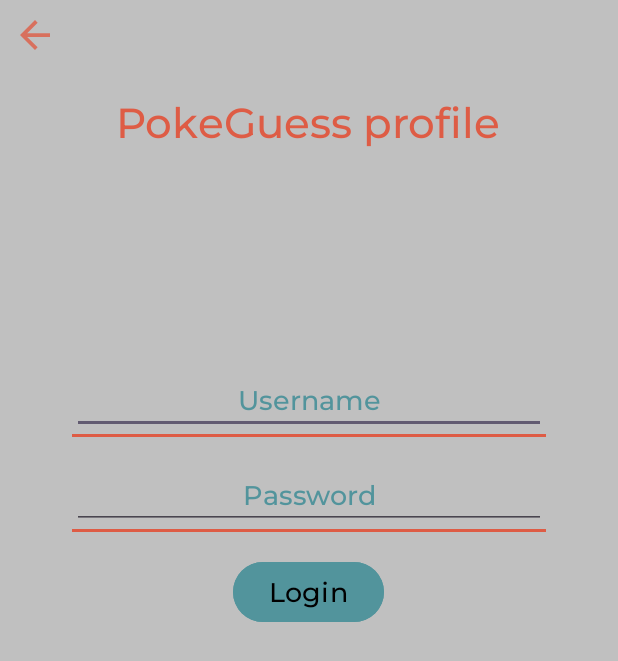
After one commit to DevSpagette/pokeguess-ui, an Android app: the AuthActivity screen opened directly, with no data from a screen before it, on a phone screen of 412 x 824 dp. The commit adds this screen. Shown: the top 661 px of the screen. Run offline under Robolectric (Android 15) with nearby library versions, the phone set to English and light mode, and no system bars.

Commit message:
added login options

```diff
--- /dev/null
+++ b/app/src/main/java/com/project/pokeguess/AuthActivity.kt
@@ -0,0 +1,160 @@
+package com.project.pokeguess
+
+import android.content.Context
+import android.content.Intent
+import android.os.Bundle
+import android.view.View
+import androidx.appcompat.app.AppCompatActivity
+import android.widget.Button
+import android.widget.EditText
+import android.widget.ImageButton
+import android.widget.TextView
+import com.google.android.material.snackbar.Snackbar
+import okhttp3.Call
+import okhttp3.Callback
+import okhttp3.FormBody
+import okhttp3.OkHttpClient
+import okhttp3.Request
+import okhttp3.Response
+import org.json.JSONObject
+import java.io.IOException
+
+class AuthActivity : AppCompatActivity() {
+
+    private lateinit var usernameInput: EditText
+    private lateinit var passwordInput: EditText
+    private lateinit var loginButton: Button
+    private lateinit var logoutButton: Button
+
+    private val apiUrl = "https://pokeguess-api.onrender.com/user"
+
+    override fun onCreate(savedInstanceState: Bundle?) {
+        super.onCreate(savedInstanceState)
+        setContentView(R.layout.activity_auth)
+
+        usernameInput = findViewById(R.id.username_input)
+        passwordInput = findViewById(R.id.password_input)
+        loginButton = findViewById(R.id.login_button)
+        logoutButton = findViewById(R.id.logout_button)
+
+        val usernameTextView = findViewById<TextView>(R.id.usernameTextView)
+
+        // Check if jwtToken is present in SharedPreferences
+        val sharedPreferences = getSharedPreferences("MyPrefs", Context.MODE_PRIVATE)
+        val token = sharedPreferences.getString("jwtToken", null)
+
+        if (token.isNullOrEmpty()) {
+            // jwtToken is not present, show the login button
+            usernameInput.visibility = View.VISIBLE
+            passwordInput.visibility = View.VISIBLE
+            loginButton.visibility = View.VISIBLE
+            logoutButton.visibility = View.GONE
+            usernameTextView.visibility = View.GONE
+        } else {
+            // jwtToken is present, hide the login button and show the logout button
+            usernameInput.visibility = View.GONE
+            passwordInput.visibility = View.GONE
+            loginButton.visibility = View.GONE
+            logoutButton.visibility = View.VISIBLE
+            usernameTextView.visibility = View.VISIBLE
+
+            // You can also show the username of the current user (fetch it from your server)
+            val username = sharedPreferences.getString("username", null)// Replace with your server call to get the username
+            if (username != null) {
+                // Set the username in a TextView or any other view
+                usernameTextView.text = "Logged in as: $username"
+            }
+        }
+
+        loginButton.setOnClickListener {
+            val username = usernameInput.text.toString()
+            val password = passwordInput.text.toString()
+
+            // Make a login request
+            login(username, password)
+        }
+
+        logoutButton.setOnClickListener {
+            logout()
+        }
+
+        val backButton = findViewById<ImageButton>(R.id.back_to_main_button)
+        backButton.setOnClickListener {
+            val intent = Intent(this, MainActivity::class.java)
+            startActivity(intent)
+        }
+
+    }
+
+    private fun login(username: String, password: String) {
+        val client = OkHttpClient()
+        val url = "$apiUrl/login" // Adjust the URL based on your API endpoints
+
+        val requestBody = FormBody.Builder()
+            .add("username", username)
+            .add("password", password)
+            .build()
+
+        val request = Request.Builder()
+            .url(url)
+            .post(requestBody)
+            .build()
+
+        client.newCall(request).enqueue(object : Callback {
+            override fun onFailure(call: Call, e: IOException) {
+                Snackbar.make(findViewById(android.R.id.content), "Error while logging in.", Snackbar.LENGTH_LONG)
+                    .show()
+            }
+
+            override fun onResponse(call: Call, response: Response) {
+                val responseBody = response.body?.string()
+                if (response.isSuccessful) {
+                    val json = JSONObject(responseBody)
+                    val token = json.optString("token")
+                    val userId = json.optString("userId")
+                    val username = json.optString("username")
+
+                    if (!token.isNullOrEmpty()) {
+                        // Save the token to SharedPreferences
+                        val sharedPreferences = getSharedPreferences("MyPrefs", Context.MODE_PRIVATE)
+                        val editor = sharedPreferences.edit()
+                        editor.putString("jwtToken", token)
+                        editor.putString("username", username)
+                        editor.putString("userId", userId)
+                        editor.apply()
+
+                        // Redirect to MainActivity
+                        val intent = Intent(this@AuthActivity, MainActivity::class.java)
+                        startActivity(intent)
+                        finish() // Close the AuthActivity
+                    } else {
+                        Snackbar.make(findViewById(android.R.id.content), "Error while logging in.", Snackbar.LENGTH_LONG)
+                            .show()
+                    }
+                } else {
+                    Snackbar.make(findViewById(android.R.id.content), "Error while logging in.", Snackbar.LENGTH_LONG)
+                        .show()
+                }
+            }
+        })
+    }
+
+    private fun logout() {
+        // Remove the token from SharedPreferences
+        val sharedPreferences = getSharedPreferences("MyPrefs", Context.MODE_PRIVATE)
+        val editor = sharedPreferences.edit()
+        editor.remove("jwtToken")
+        editor.remove("username")
+        editor.remove("userId")
+        editor.apply()
+
+        Snackbar.make(findViewById(android.R.id.content), "Logged out successfully.", Snackbar.LENGTH_LONG)
+            .show()
+
+        // Redirect to MainActivity
+        val intent = Intent(this@AuthActivity, MainActivity::class.java)
+        startActivity(intent)
+        finish() // Close the AuthActivity
+    }
+
+}
--- a/app/src/main/java/com/project/pokeguess/LeaderboardActivity.kt
+++ b/app/src/main/java/com/project/pokeguess/LeaderboardActivity.kt
@@ -10,9 +10,6 @@
 import android.widget.TableRow
 import android.widget.TextView
 import androidx.core.content.ContextCompat
-import kotlinx.coroutines.Dispatchers
-import kotlinx.coroutines.runBlocking
-import kotlinx.coroutines.withContext
 import okhttp3.Call
 import okhttp3.Callback
 import okhttp3.OkHttpClient
--- /dev/null
+++ b/app/src/main/res/layout/activity_auth.xml
@@ -0,0 +1,128 @@
+<?xml version="1.0" encoding="utf-8"?>
+<RelativeLayout xmlns:android="http://schemas.android.com/apk/res/android"
+    android:layout_width="match_parent"
+    android:layout_height="match_parent"
+    android:background="@color/silver">
+
+    <!-- Button to redirect to the main activity (Top-left corner) -->
+    <ImageButton
+        android:id="@+id/back_to_main_button"
+        android:layout_width="46dp"
+        android:layout_height="46dp"
+        android:layout_alignParentStart="true"
+        android:layout_alignParentTop="true"
+        android:background="@android:color/transparent"
+        android:src="@drawable/ic_arrow_back" />
+
+    <TextView
+        android:id="@+id/profile_title"
+        style="@style/TitleTextStyle"
+        android:layout_width="wrap_content"
+        android:layout_height="wrap_content"
+        android:layout_below="@id/back_to_main_button"
+        android:layout_centerHorizontal="true"
+        android:layout_marginTop="16dp"
+        android:layout_marginBottom="128dp"
+        android:text="@string/game_player_title" />
+
+    <LinearLayout
+        android:id="@+id/textEditLayout1"
+        android:layout_width="wrap_content"
+        android:layout_height="wrap_content"
+        android:layout_below="@+id/profile_title"
+        android:layout_centerHorizontal="true"
+        android:orientation="vertical">
+
+        <!-- Username Input Field -->
+        <EditText
+            android:id="@+id/username_input"
+            style="@style/DefaultTextStyle"
+            android:layout_width="match_parent"
+            android:layout_height="wrap_content"
+            android:layout_below="@id/profile_title"
+            android:layout_marginStart="48dp"
+            android:layout_marginEnd="48dp"
+            android:layout_marginTop="16dp"
+            android:gravity="center"
+            android:hint="Username"
+            android:inputType="text"
+            android:maxLines="1"
+            android:textColorHint="@color/blue_volc"
+            android:textCursorDrawable="@drawable/custom_cursor" />
+
+        <View
+            android:layout_width="match_parent"
+            android:layout_height="2dp"
+            android:background="@color/orange_volc"
+            android:layout_marginStart="48dp"
+            android:layout_marginEnd="48dp"
+            />
+    </LinearLayout>
+
+    <LinearLayout
+        android:id="@+id/textEditLayout2"
+        android:layout_width="match_parent"
+        android:layout_height="wrap_content"
+        android:layout_below="@+id/textEditLayout1"
+        android:layout_centerHorizontal="true"
+        android:orientation="vertical">
+
+        <!-- Password Input Field -->
+        <EditText
+            android:id="@+id/password_input"
+            style="@style/DefaultTextStyle"
+            android:layout_width="match_parent"
+            android:layout_height="wrap_content"
+            android:layout_marginStart="48dp"
+            android:layout_marginEnd="48dp"
+            android:layout_marginTop="16dp"
+            android:gravity="center"
+            android:hint="Password"
+            android:inputType="textPassword"
+            android:maxLines="1"
+            android:textColorHint="@color/blue_volc"
+            android:textCursorDrawable="@drawable/custom_cursor" />
+        <View
+            android:layout_width="match_parent"
+            android:layout_height="2dp"
+            android:background="@color/orange_volc"
+            android:layout_marginStart="48dp"
+            android:layout_marginEnd="48dp"/>
+    </LinearLayout>
+
+    <!-- Login Button -->
+    <Button
+        android:id="@+id/login_button"
+        android:layout_width="wrap_content"
+        android:layout_height="wrap_content"
+        android:layout_below="@id/textEditLayout2"
+        style="@style/DefaultTextStyle"
+        android:layout_centerHorizontal="true"
+        android:layout_marginTop="16dp"
+        android:backgroundTint="@color/blue_volc"
+        android:text="Login" />
+
+
+    <TextView
+        android:id="@+id/usernameTextView"
+        style="@style/DefaultTextStyle"
+        android:layout_width="wrap_content"
+        android:layout_height="wrap_content"
+        android:layout_below="@id/login_button"
+        android:layout_centerHorizontal="true"
+        android:layout_marginTop="16dp"
+        android:visibility="gone" />
+
+    <!-- Logout Button -->
+    <Button
+        android:id="@+id/logout_button"
+        android:layout_width="match_parent"
+        android:layout_height="wrap_content"
+        android:layout_below="@id/usernameTextView"
+        android:layout_marginStart="16dp"
+        android:layout_marginTop="8dp"
+        android:layout_marginEnd="16dp"
+        android:text="Logout"
+        android:visibility="gone" />
+
+</RelativeLayout>
--- a/app/src/main/res/layout/activity_leaderboard.xml
+++ b/app/src/main/res/layout/activity_leaderboard.xml
@@ -8,11 +8,9 @@
     <ImageButton
         android:id="@+id/back_to_main_button"
         android:layout_width="46dp"
-        android:layout_height="42dp"
+        android:layout_height="46dp"
         android:layout_alignParentStart="true"
         android:layout_alignParentTop="true"
-        android:layout_marginStart="16dp"
-        android:layout_marginTop="16dp"
         android:background="@android:color/transparent"
         android:src="@drawable/ic_arrow_back" />
 
```
Also changed, not shown: app/src/main/AndroidManifest.xml (+7 -3 lines), app/src/main/java/com/project/pokeguess/MainActivity.kt (+33 -7 lines), app/src/main/res/drawable-anydpi/ic_user_icon.xml (added, +11 -0 lines), app/src/main/res/layout/activity_main.xml (+11 -0 lines), app/src/main/res/values/strings.xml (+5 -2 lines), app/src/main/res/drawable-hdpi/ic_user_icon.png (added), app/src/main/res/drawable-mdpi/ic_user_icon.png (added), app/src/main/res/drawable-xhdpi/ic_user_icon.png (added), app/src/main/res/drawable-xxhdpi/ic_user_icon.png (added).
